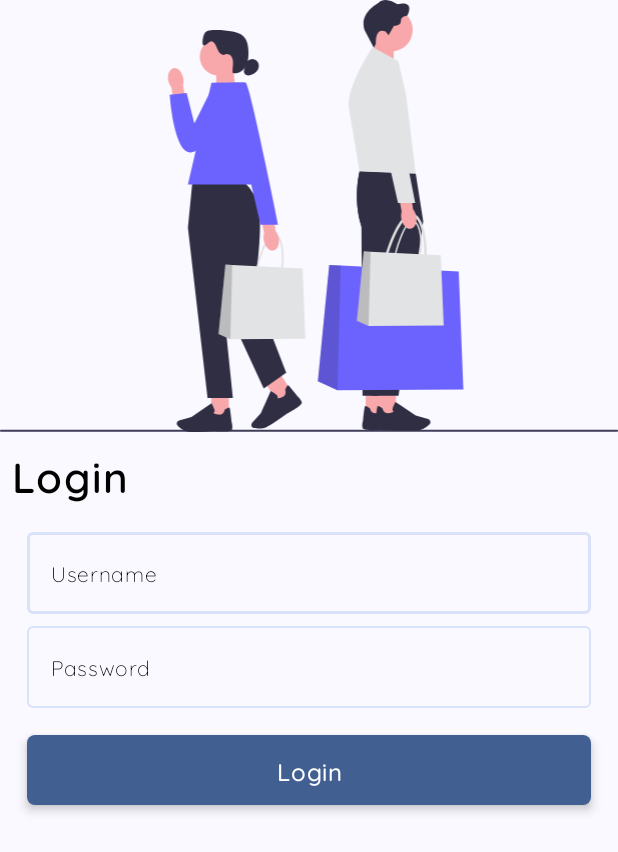
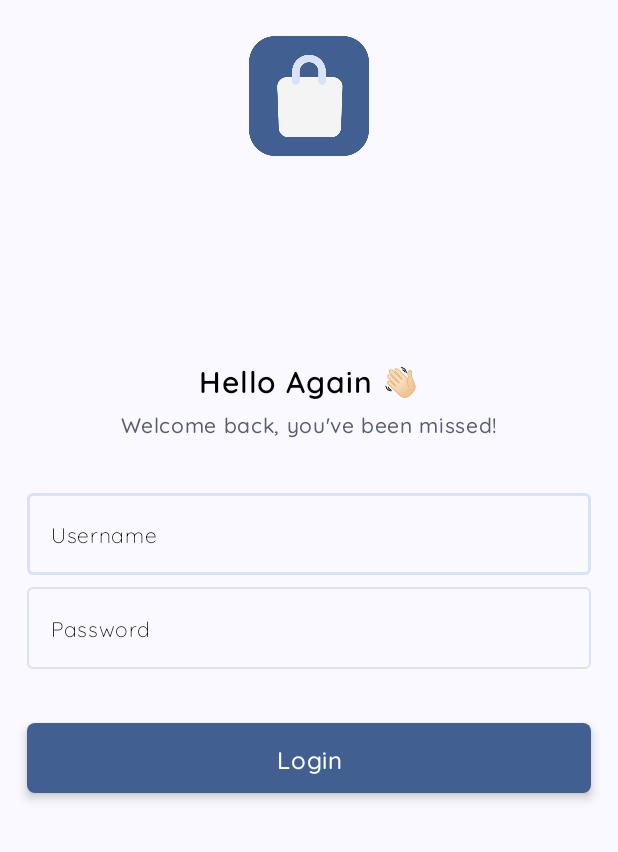
Before and after one commit to MhmmdRFadhil/Fake-Store, an Android app: the screen it shows after launch (MainActivity), on a phone screen of 412 x 824 dp. Shown: the top 852 px of the screen. Run offline under Robolectric (Android 15) with nearby library versions, the phone set to English and light mode, and no system bars; our stand-ins replace Dagger/Hilt's generated code; pictures from the network do not load.

Commit message:
fix: change login UI

```diff
--- a/app/src/main/res/drawable/bg_shopping.xml
+++ /dev/null
@@ -1,120 +0,0 @@
-<vector xmlns:android="http://schemas.android.com/apk/res/android"
-    android:width="731.67dp"
-    android:height="511.12dp"
-    android:viewportWidth="731.67"
-    android:viewportHeight="511.12">
-  <path
-      android:pathData="m0,509.7c0,0.66 0.53,1.19 1.19,1.19h729.29c0.66,0 1.19,-0.53 1.19,-1.19s-0.53,-1.19 -1.19,-1.19H1.19c-0.66,0 -1.19,0.53 -1.19,1.19Z"
-      android:fillColor="#3f3d58"/>
-  <path
-      android:pathData="M440.61,79.12l25.61,8.42l0,-36.87l-23.24,0l-2.37,28.45z"
-      android:fillColor="#f8a8ab"/>
-  <path
-      android:pathData="M463.05,35.35m-25.52,0a25.52,25.52 0,1 1,51.04 0a25.52,25.52 0,1 1,-51.04 0"
-      android:fillColor="#f8a8ab"/>
-  <path
-      android:pathData="m456.55,37.35l3.52,4.27 6.36,-11.14s8.12,0.42 8.12,-5.61 7.45,-6.2 7.45,-6.2c0,0 10.55,-18.42 -11.3,-13.57 0,0 -15.16,-10.38 -22.69,-1.51 0,0 -23.11,11.64 -16.5,31.9l10.99,20.89 2.49,-4.73s-1.51,-19.85 11.56,-14.32v0.02Z"
-      android:fillColor="#2f2e43"/>
-  <path
-      android:pathData="M432.93,461.78h20.94v29.71h-20.94z"
-      android:fillColor="#f8a8ab"/>
-  <path
-      android:pathData="m451.55,508.51c-3.58,0.32 -21.5,1.74 -22.4,-2.37 -0.82,-3.77 0.39,-7.71 0.56,-8.25 1.72,-17.14 2.36,-17.33 2.75,-17.44 0.61,-0.18 2.39,0.67 5.28,2.53l0.18,0.12 0.04,0.21c0.05,0.27 1.33,6.56 7.4,5.59 4.16,-0.66 5.51,-1.58 5.94,-2.03 -0.35,-0.16 -0.79,-0.44 -1.1,-0.92 -0.45,-0.7 -0.53,-1.6 -0.23,-2.68 0.78,-2.85 3.12,-7.06 3.22,-7.23l0.27,-0.48 23.8,16.06 14.7,4.2c1.11,0.32 2,1.11 2.45,2.17h0c0.62,1.48 0.24,3.2 -0.96,4.28 -2.67,2.4 -7.97,6.51 -13.54,7.02 -1.48,0.14 -3.44,0.19 -5.64,0.19 -9.19,0 -22.61,-0.95 -22.71,-0.97h0Z"
-      android:fillColor="#2f2e43"/>
-  <path
-      android:pathData="m480.61,205.64l-54.93,-2.81s-8.42,31.92 2.22,65.18l1.28,200.29h31.04l29.26,-206.61 -8.87,-56.05h0Z"
-      android:fillColor="#2f2e43"/>
-  <path
-      android:pathData="m471.35,72.03l-30.15,-16s-32.49,47.48 -28,73.2c4.5,25.72 12.48,73.6 12.48,73.6l66.51,2.81 -11.61,-94.29 -9.23,-39.32s0,0 0,0Z"
-      android:fillColor="#e2e3e4"/>
-  <path
-      android:pathData="M447.83,461.78h20.94v29.71h-20.94z"
-      android:fillColor="#f8a8ab"/>
-  <path
-      android:pathData="m466.45,508.51c-3.58,0.32 -21.5,1.74 -22.4,-2.37 -0.82,-3.77 0.39,-7.71 0.56,-8.25 1.72,-17.14 2.36,-17.33 2.75,-17.44 0.61,-0.18 2.39,0.67 5.28,2.53l0.18,0.12 0.04,0.21c0.05,0.27 1.33,6.56 7.4,5.59 4.16,-0.66 5.51,-1.58 5.94,-2.03 -0.35,-0.16 -0.79,-0.44 -1.1,-0.92 -0.45,-0.7 -0.53,-1.6 -0.23,-2.68 0.78,-2.85 3.12,-7.06 3.22,-7.23l0.27,-0.48 23.8,16.06 14.7,4.2c1.11,0.32 2,1.11 2.45,2.17h0c0.62,1.48 0.24,3.2 -0.96,4.28 -2.67,2.4 -7.97,6.51 -13.54,7.02 -1.48,0.14 -3.44,0.19 -5.64,0.19 -9.19,0 -22.61,-0.95 -22.71,-0.97h0Z"
-      android:fillColor="#2f2e43"/>
-  <path
-      android:pathData="m492.19,205.64l-66.51,-2.81s-8.42,31.92 2.22,65.18l12.86,200.29h31.04l29.26,-206.61 -8.87,-56.05h0Z"
-      android:fillColor="#2f2e43"/>
-  <path
-      android:pathData="m485.25,336.46c-4.65,0 -9.72,-1.14 -14.73,-2.26 -3.71,-0.83 -6.98,-1.04 -9.6,-1.2 -3.98,-0.25 -7.13,-0.45 -8.88,-2.78 -1.73,-2.3 -1.73,-6.21 0,-13.92 2.3,-10.24 7.42,-26.6 13.68,-40.06 8.09,-17.36 15.86,-25.35 23.11,-23.72 9.71,2.18 13.58,18.39 15.03,27.85 2.02,13.21 1.84,28.91 -0.44,39.07h0c-3.02,13.45 -9.95,17.01 -18.18,17.01h0.01ZM487.02,255.33c-5.33,0 -11.87,7.78 -18.57,22.18 -6.17,13.25 -11.21,29.36 -13.48,39.45 -1.45,6.48 -1.61,10.01 -0.53,11.46 0.92,1.22 3.33,1.38 6.66,1.58 2.73,0.17 6.13,0.38 10.07,1.27 15.66,3.51 25.45,4.79 29.32,-12.48 4.15,-18.5 0.99,-60.35 -12.32,-63.34 -0.38,-0.09 -0.77,-0.13 -1.16,-0.13h0.01Z"
-      android:fillColor="#dfdfe0"/>
-  <path
-      android:pathData="M548.58,460.81l-149.15,0.98l-23.17,-10.66l13.5,-137.71l13.58,0.69l139.73,7.11l5.51,139.59z"
-      android:fillColor="#6c63ff"/>
-  <path
-      android:pathData="M399.43,461.79l-23.17,-10.66l13.5,-137.71l13.58,0.69l-3.91,147.68z"
-      android:strokeAlpha="0.2"
-      android:fillColor="#272223"
-      android:fillAlpha="0.2"/>
-  <path
-      android:pathData="m487.5,311.06c-2.77,0 -5.8,-0.68 -8.78,-1.35 -2.21,-0.5 -4.16,-0.62 -5.73,-0.72 -2.37,-0.15 -4.25,-0.27 -5.29,-1.66 -1.03,-1.37 -1.03,-3.7 0,-8.3 1.37,-6.11 4.42,-15.86 8.16,-23.88 4.82,-10.35 9.46,-15.11 13.78,-14.14 5.79,1.3 8.1,10.96 8.96,16.61 1.2,7.88 1.1,17.24 -0.26,23.29h0c-1.8,8.02 -5.93,10.14 -10.84,10.14h0ZM488.56,262.69c-3.18,0 -7.08,4.64 -11.07,13.23 -3.68,7.9 -6.69,17.5 -8.03,23.52 -0.87,3.86 -0.96,5.97 -0.31,6.83 0.55,0.73 1.98,0.82 3.97,0.94 1.63,0.1 3.65,0.23 6,0.76 9.33,2.09 15.17,2.85 17.48,-7.44 2.47,-11.03 0.59,-35.98 -7.34,-37.76 -0.23,-0.05 -0.46,-0.08 -0.69,-0.08h-0.01Z"
-      android:fillColor="#dfdfe0"/>
-  <path
-      android:pathData="M525.25,385.21l-88.92,0.58l-13.82,-6.35l8.05,-82.11l8.1,0.41l83.31,4.24l3.28,83.23z"
-      android:fillColor="#e2e3e4"/>
-  <path
-      android:pathData="M436.33,385.79l-13.82,-6.35l8.05,-82.11l8.1,0.41l-2.33,88.05z"
-      android:strokeAlpha="0.2"
-      android:fillColor="#272223"
-      android:fillAlpha="0.2"/>
-  <path
-      android:pathData="m492.7,255.64c1.49,7.32 -1.24,14.01 -6.08,14.94s-9.97,-4.26 -11.45,-11.58c-0.63,-2.92 -0.53,-5.94 0.29,-8.82l-5.89,-31.11 15.22,-2.41 4.19,30.92c1.89,2.36 3.16,5.12 3.72,8.06h0Z"
-      android:fillColor="#f8a8ab"/>
-  <path
-      android:pathData="m433,71.45s22.26,-2.82 24.92,3.83 33.92,164.94 33.92,164.94h-20.62l-38.22,-168.77s0,0 0,0Z"
-      android:fillColor="#e2e3e4"/>
-  <path
-      android:pathData="M278.34,105.33l-22.36,7.35l0,-32.18l20.29,0l2.07,24.83z"
-      android:fillColor="#f8a8ab"/>
-  <path
-      android:pathData="M258.75,67.13m-22.28,0a22.28,22.28 0,1 1,44.56 0a22.28,22.28 0,1 1,-44.56 0"
-      android:fillColor="#f8a8ab"/>
-  <path
-      android:pathData="m264.87,64.92c-3.73,-0.11 -6.18,-3.88 -7.63,-7.32s-2.94,-7.39 -6.4,-8.81c-2.83,-1.16 -7.82,6.69 -10.05,4.6 -2.33,-2.18 -0.06,-13.37 2.41,-15.38s5.85,-2.4 9.03,-2.55c7.76,-0.36 15.57,0.27 23.18,1.86 4.71,0.98 9.55,2.46 12.95,5.86 4.3,4.32 5.4,10.83 5.71,16.92 0.32,6.23 -0.04,12.75 -3.07,18.2 -3.03,5.45 -9.37,9.47 -15.45,8.08 -0.61,-3.3 0.01,-6.69 0.25,-10.05 0.23,-3.35 -0.01,-6.97 -2.06,-9.64s-6.42,-3.73 -8.8,-1.36"
-      android:fillColor="#2f2e43"/>
-  <path
-      android:pathData="m292.28,72.64c2.23,-1.63 4.9,-3 7.64,-2.66 2.96,0.36 5.47,2.8 6.23,5.69s-0.09,6.07 -1.93,8.43c-1.83,2.36 -4.56,3.92 -7.44,4.7 -1.67,0.45 -3.5,0.64 -5.09,-0.04 -2.34,-1.01 -3.61,-4 -2.69,-6.38"
-      android:fillColor="#2f2e43"/>
-  <path
-      android:pathData="M250.02,463.43h20.94v29.71h-20.94z"
-      android:fillColor="#f8a8ab"/>
-  <path
-      android:pathData="m229.62,511.12c-2.2,0 -4.16,-0.05 -5.64,-0.19 -5.56,-0.51 -10.87,-4.62 -13.54,-7.02 -1.2,-1.08 -1.58,-2.8 -0.96,-4.28h0c0.45,-1.06 1.34,-1.86 2.45,-2.17l14.7,-4.2 23.8,-16.06 0.27,0.48c0.1,0.18 2.44,4.39 3.22,7.23 0.3,1.08 0.22,1.98 -0.23,2.68 -0.31,0.48 -0.75,0.76 -1.1,0.92 0.43,0.45 1.78,1.37 5.94,2.03 6.07,0.96 7.35,-5.33 7.4,-5.59l0.04,-0.21 0.18,-0.12c2.89,-1.86 4.67,-2.71 5.28,-2.53 0.38,0.11 1.02,0.31 2.75,17.44 0.17,0.54 1.38,4.48 0.56,8.25 -0.89,4.1 -18.81,2.69 -22.4,2.37 -0.1,0.01 -13.52,0.97 -22.71,0.97h-0.01Z"
-      android:fillColor="#2f2e43"/>
-  <path
-      android:pathData="M312.82,451.15l17.77,-11.08l15.72,25.21l-17.77,11.08z"
-      android:fillColor="#f8a8ab"/>
-  <path
-      android:pathData="m306.98,507.05c-2.46,0 -4.72,-0.3 -6.33,-0.58 -1.58,-0.28 -2.82,-1.54 -3.08,-3.12h0c-0.18,-1.14 0.15,-2.29 0.93,-3.14l10.25,-11.34 11.7,-26.22 0.48,0.26c0.18,0.1 4.39,2.43 6.56,4.43 0.83,0.76 1.24,1.57 1.22,2.4 -0.01,0.58 -0.23,1.04 -0.45,1.37 0.6,0.16 2.23,0.22 6.11,-1.42 5.66,-2.39 3.42,-8.41 3.32,-8.66l-0.08,-0.2 0.09,-0.19c1.47,-3.11 2.52,-4.77 3.14,-4.94 0.39,-0.11 1.03,-0.28 11.56,13.35 0.43,0.36 3.54,3.07 4.84,6.7 1.41,3.95 -14.54,12.24 -17.75,13.86 -0.1,0.08 -16.79,12.21 -23.65,15.66 -2.72,1.37 -5.94,1.79 -8.87,1.79h0Z"
-      android:fillColor="#2f2e43"/>
-  <path
-      android:pathData="m286.38,214.98h-58.63l-5.32,54.54 23.28,201.52h29.93l-11.97,-116.39 48.55,105.08 26.6,-18.62 -37.91,-98.1s13.54,-85.46 2.9,-106.75 -17.43,-21.28 -17.43,-21.28h0Z"
-      android:fillColor="#2f2e43"/>
-  <path
-      android:pathData="M315.54,218.3l-93.11,0l27.93,-120.38l40.57,0l24.61,120.38z"
-      android:fillColor="#6c63ff"/>
-  <path
-      android:pathData="m199.3,95.55c-1.49,-7.32 1.24,-14.01 6.08,-14.94s9.97,4.26 11.45,11.58c0.63,2.92 0.53,5.94 -0.29,8.82l5.89,31.11 -15.22,2.41 -4.19,-30.92c-1.89,-2.36 -3.16,-5.12 -3.72,-8.06h0Z"
-      android:fillColor="#f8a8ab"/>
-  <path
-      android:pathData="m289.94,97.92h-35.78l-24.12,48.24 -9.1,-36.15 -19.99,2.12s4.73,70.63 25.4,68.24c20.67,-2.39 68.88,-66.02 63.58,-82.46h0.01Z"
-      android:fillColor="#6c63ff"/>
-  <path
-      android:pathData="m323.73,326.73c-2.77,0 -5.8,-0.68 -8.78,-1.35 -2.21,-0.5 -4.16,-0.62 -5.73,-0.72 -2.37,-0.15 -4.25,-0.27 -5.29,-1.66 -1.03,-1.37 -1.03,-3.7 0,-8.3 1.37,-6.11 4.42,-15.86 8.16,-23.88 4.82,-10.35 9.46,-15.11 13.78,-14.14 5.79,1.3 8.1,10.96 8.96,16.61 1.2,7.88 1.1,17.24 -0.26,23.29h0c-1.8,8.02 -5.93,10.14 -10.84,10.14h0ZM324.79,278.36c-3.18,0 -7.08,4.64 -11.07,13.23 -3.68,7.9 -6.69,17.5 -8.03,23.52 -0.87,3.86 -0.96,5.97 -0.31,6.83 0.55,0.73 1.98,0.82 3.97,0.94 1.63,0.1 3.65,0.23 6,0.76 9.33,2.09 15.17,2.85 17.48,-7.44 2.47,-11.03 0.59,-35.98 -7.34,-37.76 -0.23,-0.05 -0.46,-0.08 -0.69,-0.08h-0.01Z"
-      android:fillColor="#dfdfe0"/>
-  <path
-      android:pathData="M361.49,400.87l-88.92,0.58l-13.82,-6.35l8.05,-82.11l8.1,0.41l83.31,4.24l3.28,83.23z"
-      android:fillColor="#e2e3e4"/>
-  <path
-      android:pathData="M272.57,401.45l-13.82,-6.35l8.05,-82.11l8.1,0.41l-2.33,88.05z"
-      android:strokeAlpha="0.2"
-      android:fillColor="#272223"
-      android:fillAlpha="0.2"/>
-  <path
-      android:pathData="m329.89,281.37c1.49,7.32 -1.24,14.01 -6.08,14.94s-9.97,-4.26 -11.45,-11.58c-0.63,-2.92 -0.53,-5.94 0.29,-8.82l-5.89,-31.11 15.22,-2.41 4.19,30.92c1.89,2.36 3.16,5.12 3.72,8.06h0Z"
-      android:fillColor="#f8a8ab"/>
-  <path
-      android:pathData="m269.54,97.92s20.33,-0.86 21.39,0c5.55,4.53 38.1,168.04 38.1,168.04h-20.62l-38.87,-168.04s0,0 0,0Z"
-      android:fillColor="#6c63ff"/>
-</vector>
--- a/app/src/main/res/layout/fragment_login.xml
+++ b/app/src/main/res/layout/fragment_login.xml
@@ -7,27 +7,40 @@
     tools:context=".ui.auth.LoginFragment">
 
     <ImageView
-        android:id="@+id/iv_main_bg"
-        android:layout_width="match_parent"
+        android:id="@+id/iv_shop"
+        android:layout_width="80dp"
+        android:layout_height="80dp"
+        android:layout_marginTop="@dimen/large_margin"
+        android:src="@drawable/ic_shop"
+        app:layout_constraintEnd_toEndOf="parent"
+        app:layout_constraintStart_toStartOf="parent"
+        app:layout_constraintTop_toTopOf="parent" />
+
+    <TextView
+        android:id="@+id/tv_greeting"
+        style="@style/CustomFontTextViewSemiBold"
+        android:layout_width="wrap_content"
         android:layout_height="wrap_content"
-        android:adjustViewBounds="true"
-        android:src="@drawable/bg_shopping"
+        android:text="Hello Again 👋🏻"
+        android:textSize="@dimen/text_heading_4"
+        app:layout_constraintBottom_toBottomOf="parent"
         app:layout_constraintEnd_toEndOf="parent"
         app:layout_constraintStart_toStartOf="parent"
         app:layout_constraintTop_toTopOf="parent"
-        tools:ignore="ContentDescription" />
+        app:layout_constraintVertical_bias="0.3" />
 
     <TextView
-        android:id="@+id/tv_login_label"
-        style="@style/CustomFontTextViewSemiBold"
+        android:id="@+id/tv_greeting_message"
+        style="@style/CustomFontTextViewMedium"
         android:layout_width="wrap_content"
         android:layout_height="wrap_content"
-        android:layout_marginStart="@dimen/small_margin"
-        android:layout_marginTop="@dimen/small_margin"
-        android:text="Login"
-        android:textSize="@dimen/text_heading_3"
+        android:layout_marginTop="@dimen/extra_small_margin"
+        android:text="Welcome back, you've been missed!"
+        android:textColor="@color/md_theme_secondary"
+        android:textSize="@dimen/text_regular"
+        app:layout_constraintEnd_toEndOf="parent"
         app:layout_constraintStart_toStartOf="parent"
-        app:layout_constraintTop_toBottomOf="@+id/iv_main_bg" />
+        app:layout_constraintTop_toBottomOf="@+id/tv_greeting" />
 
     <com.google.android.material.textfield.TextInputLayout
         android:id="@+id/til_username"
@@ -35,11 +48,11 @@
         android:layout_width="0dp"
         android:layout_height="wrap_content"
         android:layout_marginHorizontal="@dimen/regular_margin"
-        android:layout_marginTop="@dimen/regular_margin"
+        android:layout_marginTop="@dimen/xlarge_margin"
         app:hintEnabled="false"
         app:layout_constraintEnd_toEndOf="parent"
         app:layout_constraintStart_toStartOf="parent"
-        app:layout_constraintTop_toBottomOf="@+id/tv_login_label">
+        app:layout_constraintTop_toBottomOf="@+id/tv_greeting_message">
 
         <com.google.android.material.textfield.TextInputEditText
             android:id="@+id/edt_username"
@@ -78,7 +91,8 @@
         style="@style/CustomFontTextViewMedium"
         android:layout_width="match_parent"
         android:layout_height="wrap_content"
-        android:layout_margin="@dimen/regular_margin"
+        android:layout_marginHorizontal="@dimen/regular_margin"
+        android:layout_marginTop="@dimen/xlarge_margin"
         android:background="@drawable/bg_round_5_primary"
         android:elevation="4dp"
         android:foreground="?selectableItemBackground"
@@ -86,6 +100,8 @@
         android:paddingVertical="@dimen/medium_margin"
         android:text="@string/login"
         android:textColor="@color/white"
+        app:layout_constraintEnd_toEndOf="parent"
+        app:layout_constraintStart_toStartOf="parent"
         app:layout_constraintTop_toBottomOf="@+id/til_password" />
 
     <ProgressBar
```
Also changed, not shown: app/src/main/res/drawable/ic_shop.png (added).
